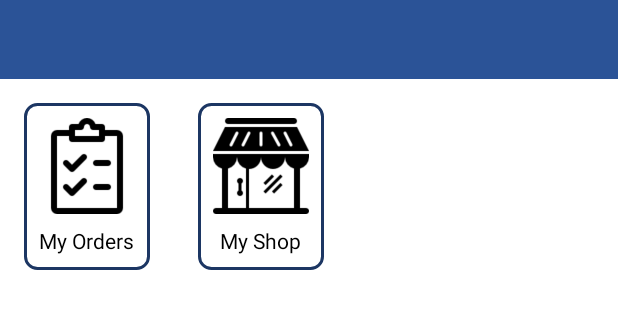
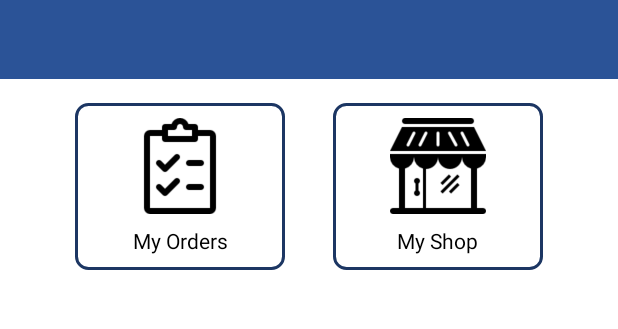
Before and after one commit to omarhaji080286/ListaPro, an Android app: the fragment WelcomeFragment placed in its activity, on a phone screen of 412 x 824 dp, the part 312-641 px from its top. Run offline under Robolectric (Android 15) with nearby library versions, the phone set to English and light mode, and no system bars; our stand-ins replace Firebase (no records; nobody signed in at launch, a user with empty details on screens opened directly), Room's generated code.

```diff
--- a/app/src/main/res/layout/fragment_welcome.xml
+++ b/app/src/main/res/layout/fragment_welcome.xml
@@ -40,12 +40,13 @@
         android:layout_height="wrap_content"
         android:layout_weight="80">
 
-        <TableRow>
+        <TableRow
+            android:gravity="center">
 
             <androidx.constraintlayout.widget.ConstraintLayout
                 android:id="@+id/consLayMyOrders"
                 style="@style/WelcomeItem"
-                android:layout_width="wrap_content"
+                android:layout_width="140dp"
                 android:layout_height="wrap_content"
                 android:layout_column="1">
 
@@ -53,7 +54,9 @@
                     android:id="@+id/imgMyOrders"
                     style="@style/WelcomeImgItem"
                     android:contentDescription="@string/represents_the_shop_s_orders"
-                    android:src="@drawable/ic_list_black" />
+                    android:src="@drawable/ic_list_black"
+                    app:layout_constraintStart_toStartOf="parent"
+                    app:layout_constraintEnd_toEndOf="parent"/>
 
                 <TextView
                     android:id="@+id/txtOrdersSentNum"
@@ -76,7 +79,9 @@
                     android:text="@string/my_orders"
                     android:layout_marginTop="@dimen/margin_small"
                     app:layout_constraintTop_toBottomOf="@+id/imgMyOrders"
-                    app:layout_constraintBottom_toBottomOf="parent"/>
+                    app:layout_constraintBottom_toBottomOf="parent"
+                    app:layout_constraintStart_toStartOf="parent"
+                    app:layout_constraintEnd_toEndOf="parent"/>
 
             </androidx.constraintlayout.widget.ConstraintLayout>
 
@@ -84,7 +89,7 @@
             <LinearLayout
                 android:id="@+id/linlayMyShop"
                 style="@style/WelcomeItem"
-                android:layout_width="wrap_content"
+                android:layout_width="140dp"
                 android:layout_height="wrap_content"
                 android:layout_column="2">
 
--- a/app/src/main/res/layout/item_city_spinner.xml
+++ b/app/src/main/res/layout/item_city_spinner.xml
@@ -7,7 +7,6 @@
     <TextView
         android:id="@+id/spinnerText"
         style="@style/SpinnerText"
-        android:layout_alignParentTop="true"
-        android:text="@string/spinner_row_value" />
+        android:layout_alignParentTop="true" />
 
 </RelativeLayout>
--- a/app/src/main/res/layout/item_d_category_to_select.xml
+++ b/app/src/main/res/layout/item_d_category_to_select.xml
@@ -14,6 +14,5 @@
     <TextView
         android:id="@+id/txtDCategory"
         style="@style/TextInSelectList"
-        android:text="@string/default_category_name"
         android:layout_weight="90"/>
 </LinearLayout>
--- a/app/src/main/res/layout/item_shoptype_spinner.xml
+++ b/app/src/main/res/layout/item_shoptype_spinner.xml
@@ -15,7 +15,6 @@
         style="@style/SpinnerText"
         android:layout_alignBottom="@+id/spinnerImg"
         android:layout_alignParentTop="true"
-        android:layout_toEndOf="@id/spinnerImg"
-        android:text="@string/spinner_row_value" />
+        android:layout_toEndOf="@id/spinnerImg" />
 
 </RelativeLayout>
```
Also changed, not shown: app/src/main/res/values/strings.xml (+0 -11 lines), 3 other files.
